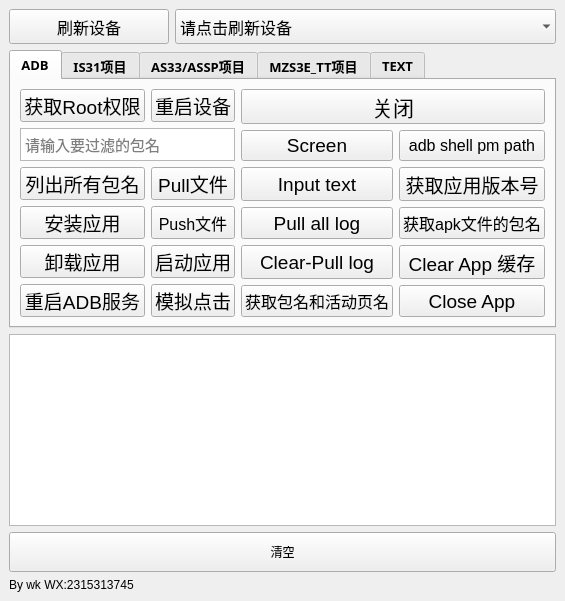
Qt form adbtool.ui (wangke956/ADBTools) before a commit.
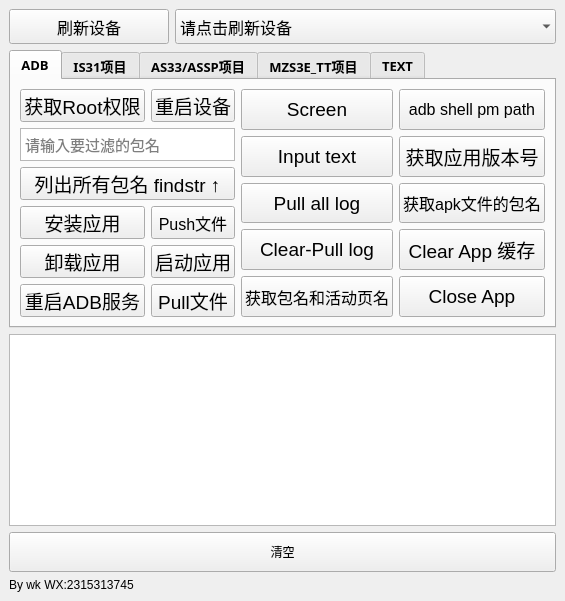
The same form after that commit.

Commit message: 删除模拟点击方法

Patch:
```diff
--- a/adbtool.ui
+++ b/adbtool.ui
@@ -208,25 +208,6 @@
          <layout class="QGridLayout" name="gridLayout_3">
           <item row="0" column="0">
            <layout class="QGridLayout" name="gridLayout">
-            <item row="8" column="1">
-             <widget class="QPushButton" name="simulate_click_button">
-              <property name="sizePolicy">
-               <sizepolicy hsizetype="Expanding" vsizetype="Expanding">
-                <horstretch>0</horstretch>
-                <verstretch>0</verstretch>
-               </sizepolicy>
-              </property>
-              <property name="font">
-               <font>
-                <family>Arial</family>
-                <pointsize>14</pointsize>
-               </font>
-              </property>
-              <property name="text">
-               <string>模拟点击</string>
-              </property>
-             </widget>
-            </item>
             <item row="8" column="0">
              <widget class="QPushButton" name="reboot_adb_service_button">
               <property name="sizePolicy">
@@ -337,37 +318,6 @@
               </property>
              </widget>
             </item>
-            <item row="4" column="0">
-             <widget class="QPushButton" name="list_package_button">
-              <property name="sizePolicy">
-               <sizepolicy hsizetype="Expanding" vsizetype="Expanding">
-                <horstretch>0</horstretch>
-                <verstretch>0</verstretch>
-               </sizepolicy>
-              </property>
-              <property name="minimumSize">
-               <size>
-                <width>0</width>
-                <height>0</height>
-               </size>
-              </property>
-              <property name="maximumSize">
-               <size>
-                <width>16777215</width>
-                <height>16777215</height>
-               </size>
-              </property>
-              <property name="font">
-               <font>
-                <family>Arial</family>
-                <pointsize>14</pointsize>
-               </font>
-              </property>
-              <property name="text">
-               <string>列出所有包名</string>
-              </property>
-             </widget>
-            </item>
             <item row="7" column="1">
              <widget class="QPushButton" name="start_app">
               <property name="sizePolicy">
@@ -433,25 +383,6 @@
               </property>
              </widget>
             </item>
-            <item row="4" column="1">
-             <widget class="QPushButton" name="adb_pull_file_button">
-              <property name="sizePolicy">
-               <sizepolicy hsizetype="Expanding" vsizetype="Expanding">
-                <horstretch>0</horstretch>
-                <verstretch>0</verstretch>
-               </sizepolicy>
-              </property>
-              <property name="font">
-               <font>
-                <family>Arial</family>
-                <pointsize>14</pointsize>
-               </font>
-              </property>
-              <property name="text">
-               <string>Pull文件</string>
-              </property>
-             </widget>
-            </item>
             <item row="3" column="0" colspan="2">
              <widget class="QTextEdit" name="Findstr">
               <property name="sizePolicy">
@@ -481,64 +412,61 @@
               </property>
              </widget>
             </item>
+            <item row="8" column="1">
+             <widget class="QPushButton" name="adb_pull_file_button">
+              <property name="sizePolicy">
+               <sizepolicy hsizetype="Expanding" vsizetype="Expanding">
+                <horstretch>0</horstretch>
+                <verstretch>0</verstretch>
+               </sizepolicy>
+              </property>
+              <property name="font">
+               <font>
+                <family>Arial</family>
+                <pointsize>14</pointsize>
+               </font>
+              </property>
+              <property name="text">
+               <string>Pull文件</string>
+              </property>
+             </widget>
+            </item>
+            <item row="4" column="0" colspan="2">
+             <widget class="QPushButton" name="list_package_button">
+              <property name="sizePolicy">
+               <sizepolicy hsizetype="Expanding" vsizetype="Expanding">
+                <horstretch>0</horstretch>
+                <verstretch>0</verstretch>
+               </sizepolicy>
+              </property>
+              <property name="minimumSize">
+               <size>
+                <width>0</width>
+                <height>0</height>
+               </size>
+              </property>
+              <property name="maximumSize">
+               <size>
+                <width>16777215</width>
+                <height>16777215</height>
+               </size>
+              </property>
+              <property name="font">
+               <font>
+                <family>Arial</family>
+                <pointsize>14</pointsize>
+               </font>
+              </property>
+              <property name="text">
+               <string>列出所有包名 findstr ↑</string>
+              </property>
+             </widget>
+            </item>
            </layout>
           </item>
           <item row="0" column="1">
            <layout class="QGridLayout" name="gridLayout_2">
             <item row="1" column="0">
-             <widget class="QPushButton" name="get_screenshot_button">
-              <property name="sizePolicy">
-               <sizepolicy hsizetype="Expanding" vsizetype="Expanding">
-                <horstretch>0</horstretch>
-                <verstretch>1</verstretch>
-               </sizepolicy>
-              </property>
-              <property name="minimumSize">
-               <size>
-                <width>0</width>
-                <height>0</height>
-               </size>
-              </property>
-              <property name="font">
-               <font>
-                <family>Arial</family>
-                <pointsize>14</pointsize>
-               </font>
-              </property>
-              <property name="text">
-               <string>Screen</string>
-              </property>
-             </widget>
-            </item>
-            <item row="1" column="1">
-             <widget class="QPushButton" name="view_apk_path">
-              <property name="sizePolicy">
-               <sizepolicy hsizetype="Expanding" vsizetype="Expanding">
-                <horstretch>0</horstretch>
-                <verstretch>1</verstretch>
-               </sizepolicy>
-              </property>
-              <property name="minimumSize">
-               <size>
-                <width>0</width>
-                <height>0</height>
-               </size>
-              </property>
-              <property name="font">
-               <font>
-                <family>Arial</family>
-                <pointsize>12</pointsize>
-               </font>
-              </property>
-              <property name="text">
-               <string>adb shell pm path</string>
-              </property>
-              <property name="default">
-               <bool>false</bool>
-              </property>
-             </widget>
-            </item>
-            <item row="2" column="0">
              <widget class="QPushButton" name="input_text_via_adb_button">
               <property name="sizePolicy">
                <sizepolicy hsizetype="Expanding" vsizetype="Expanding">
@@ -563,7 +491,135 @@
               </property>
              </widget>
             </item>
+            <item row="0" column="1">
+             <widget class="QPushButton" name="view_apk_path">
+              <property name="sizePolicy">
+               <sizepolicy hsizetype="Expanding" vsizetype="Expanding">
+                <horstretch>0</horstretch>
+                <verstretch>1</verstretch>
+               </sizepolicy>
+              </property>
+              <property name="minimumSize">
+               <size>
+                <width>0</width>
+                <height>0</height>
+               </size>
+              </property>
+              <property name="font">
+               <font>
+                <family>Arial</family>
+                <pointsize>12</pointsize>
+               </font>
+              </property>
+              <property name="text">
+               <string>adb shell pm path</string>
+              </property>
+              <property name="default">
+               <bool>false</bool>
+              </property>
+             </widget>
+            </item>
+            <item row="3" column="1">
+             <widget class="QPushButton" name="clear_app_cache_button">
+              <property name="sizePolicy">
+               <sizepolicy hsizetype="Expanding" vsizetype="Expanding">
+                <horstretch>0</horstretch>
+                <verstretch>1</verstretch>
+               </sizepolicy>
+              </property>
+              <property name="minimumSize">
+               <size>
+                <width>0</width>
+                <height>0</height>
+               </size>
+              </property>
+              <property name="font">
+               <font>
+                <family>Arial</family>
+                <pointsize>14</pointsize>
+               </font>
+              </property>
+              <property name="text">
+               <string>Clear App 缓存</string>
+              </property>
+             </widget>
+            </item>
+            <item row="4" column="1">
+             <widget class="QPushButton" name="force_stop_app">
+              <property name="sizePolicy">
+               <sizepolicy hsizetype="Expanding" vsizetype="Expanding">
+                <horstretch>0</horstretch>
+                <verstretch>1</verstretch>
+               </sizepolicy>
+              </property>
+              <property name="minimumSize">
+               <size>
+                <width>0</width>
+                <height>0</height>
+               </size>
+              </property>
+              <property name="font">
+               <font>
+                <family>Arial</family>
+                <pointsize>14</pointsize>
+               </font>
+              </property>
+              <property name="text">
+               <string>Close App</string>
+              </property>
+             </widget>
+            </item>
             <item row="2" column="1">
+             <widget class="QPushButton" name="aapt_getpackagename_button">
+              <property name="sizePolicy">
+               <sizepolicy hsizetype="Minimum" vsizetype="Expanding">
+                <horstretch>0</horstretch>
+                <verstretch>1</verstretch>
+               </sizepolicy>
+              </property>
+              <property name="minimumSize">
+               <size>
+                <width>0</width>
+                <height>0</height>
+               </size>
+              </property>
+              <property name="font">
+               <font>
+                <family>Arial</family>
+                <pointsize>12</pointsize>
+               </font>
+              </property>
+              <property name="text">
+               <string>获取apk文件的包名</string>
+              </property>
+             </widget>
+            </item>
+            <item row="0" column="0">
+             <widget class="QPushButton" name="get_screenshot_button">
+              <property name="sizePolicy">
+               <sizepolicy hsizetype="Expanding" vsizetype="Expanding">
+                <horstretch>0</horstretch>
+                <verstretch>1</verstretch>
+               </sizepolicy>
+              </property>
+              <property name="minimumSize">
+               <size>
+                <width>0</width>
+                <height>0</height>
+               </size>
+              </property>
+              <property name="font">
+               <font>
+                <family>Arial</family>
+                <pointsize>14</pointsize>
+               </font>
+              </property>
+              <property name="text">
+               <string>Screen</string>
+              </property>
+             </widget>
+            </item>
+            <item row="1" column="1">
              <widget class="QPushButton" name="get_running_app_info_button">
               <property name="sizePolicy">
                <sizepolicy hsizetype="Expanding" vsizetype="Expanding">
@@ -588,7 +644,32 @@
               </property>
              </widget>
             </item>
-            <item row="3" column="0">
+            <item row="4" column="0">
+             <widget class="QPushButton" name="app_package_and_activity">
+              <property name="sizePolicy">
+               <sizepolicy hsizetype="Expanding" vsizetype="Expanding">
+                <horstretch>0</horstretch>
+                <verstretch>1</verstretch>
+               </sizepolicy>
+              </property>
+              <property name="minimumSize">
+               <size>
+                <width>0</width>
+                <height>0</height>
+               </size>
+              </property>
+              <property name="font">
+               <font>
+                <family>Arial</family>
+                <pointsize>12</pointsize>
+               </font>
+              </property>
+              <property name="text">
+               <string>获取包名和活动页名</string>
+              </property>
+             </widget>
+            </item>
+            <item row="2" column="0">
              <widget class="QPushButton" name="pull_log_without_clear">
               <property name="sizePolicy">
                <sizepolicy hsizetype="Expanding" vsizetype="Expanding">
@@ -613,32 +694,7 @@
               </property>
              </widget>
             </item>
-            <item row="3" column="1">
-             <widget class="QPushButton" name="aapt_getpackagename_button">
-              <property name="sizePolicy">
-               <sizepolicy hsizetype="Minimum" vsizetype="Expanding">
-                <horstretch>0</horstretch>
-                <verstretch>1</verstretch>
-               </sizepolicy>
-              </property>
-              <property name="minimumSize">
-               <size>
-                <width>0</width>
-                <height>0</height>
-               </size>
-              </property>
-              <property name="font">
-               <font>
-                <family>Arial</family>
-                <pointsize>12</pointsize>
-               </font>
-              </property>
-              <property name="text">
-               <string>获取apk文件的包名</string>
-              </property>
-             </widget>
-            </item>
-            <item row="4" column="0">
+            <item row="3" column="0">
              <widget class="QPushButton" name="pull_log_with_clear_button">
               <property name="sizePolicy">
                <sizepolicy hsizetype="Expanding" vsizetype="Expanding">
@@ -663,147 +719,6 @@
               </property>
              </widget>
             </item>
-            <item row="4" column="1">
-             <widget class="QPushButton" name="clear_app_cache_button">
-              <property name="sizePolicy">
-               <sizepolicy hsizetype="Expanding" vsizetype="Expanding">
-                <horstretch>0</horstretch>
-                <verstretch>1</verstretch>
-               </sizepolicy>
-              </property>
-              <property name="minimumSize">
-               <size>
-                <width>0</width>
-                <height>0</height>
-               </size>
-              </property>
-              <property name="font">
-               <font>
-                <family>Arial</family>
-                <pointsize>14</pointsize>
-               </font>
-              </property>
-              <property name="text">
-               <string>Clear App 缓存</string>
-              </property>
-             </widget>
-            </item>
-            <item row="5" column="0">
-             <widget class="QPushButton" name="app_package_and_activity">
-              <property name="sizePolicy">
-               <sizepolicy hsizetype="Expanding" vsizetype="Expanding">
-                <horstretch>0</horstretch>
-                <verstretch>1</verstretch>
-               </sizepolicy>
-              </property>
-              <property name="minimumSize">
-               <size>
-                <width>0</width>
-                <height>0</height>
-               </size>
-              </property>
-              <property name="font">
-               <font>
-                <family>Arial</family>
-                <pointsize>12</pointsize>
-               </font>
-              </property>
-              <property name="text">
-               <string>获取包名和活动页名</string>
-              </property>
-             </widget>
-            </item>
-            <item row="5" column="1">
-             <widget class="QPushButton" name="force_stop_app">
-              <property name="sizePolicy">
-               <sizepolicy hsizetype="Expanding" vsizetype="Expanding">
-                <horstretch>0</horstretch>
-                <verstretch>1</verstretch>
-               </sizepolicy>
-              </property>
-              <property name="minimumSize">
-               <size>
-                <width>0</width>
-                <height>0</height>
-               </size>
-              </property>
-              <property name="font">
-               <font>
-                <family>Arial</family>
-                <pointsize>14</pointsize>
-               </font>
-              </property>
-              <property name="text">
-               <string>Close App</string>
-              </property>
-             </widget>
-            </item>
-            <item row="0" column="0" colspan="2">
-             <widget class="QPushButton" name="close">
-              <property name="enabled">
-               <bool>true</bool>
-              </property>
-              <property name="sizePolicy">
-               <sizepolicy hsizetype="Expanding" vsizetype="Expanding">
-                <horstretch>0</horstretch>
-                <verstretch>1</verstretch>
-               </sizepolicy>
-              </property>
-              <property name="minimumSize">
-               <size>
-                <width>0</width>
-                <height>0</height>
-               </size>
-              </property>
-              <property name="maximumSize">
-               <size>
-                <width>16777215</width>
-                <height>83</height>
-               </size>
-              </property>
-              <property name="baseSize">
-               <size>
-                <width>0</width>
-                <height>10</height>
-               </size>
-              </property>
-              <property name="font">
-               <font>
-                <family>Arial</family>
-                <pointsize>16</pointsize>
-                <weight>50</weight>
-                <bold>false</bold>
-               </font>
-              </property>
-              <property name="cursor">
-               <cursorShape>ArrowCursor</cursorShape>
-              </property>
-              <property name="mouseTracking">
-               <bool>false</bool>
-              </property>
-              <property name="tabletTracking">
-               <bool>false</bool>
-              </property>
-              <property name="acceptDrops">
-               <bool>false</bool>
-              </property>
-              <property name="text">
-               <string>关闭</string>
-              </property>
-              <property name="checkable">
-               <bool>false</bool>
-              </property>
-              <property name="autoDefault">
-               <bool>false</bool>
-              </property>
-              <property name="default">
-               <bool>false</bool>
-              </property>
-              <property name="flat">
-               <bool>false</bool>
-              </property>
-             </widget>
-            </item>
            </layout>
           </item>
          </layout>
```
The commit also changes 1 other file.
